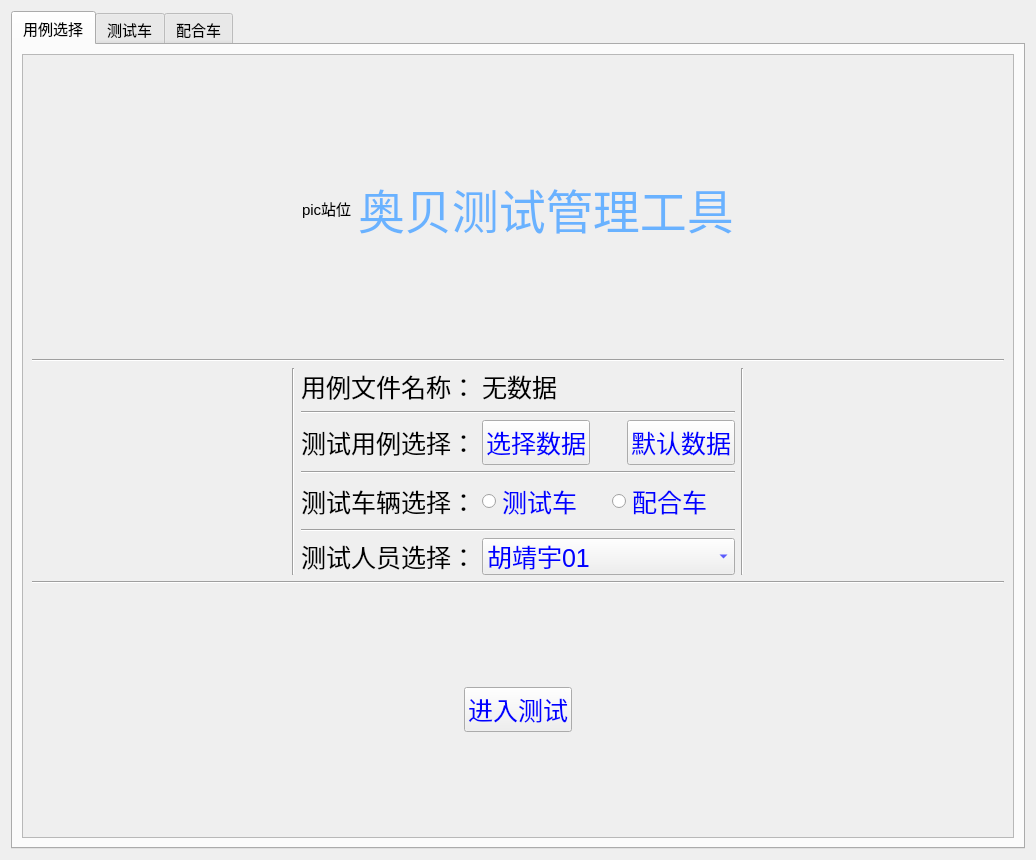
First picture: the form in modules/Test_UI/statics/test_ui.ui, repository wangbolun/data_analysis, before the edit.
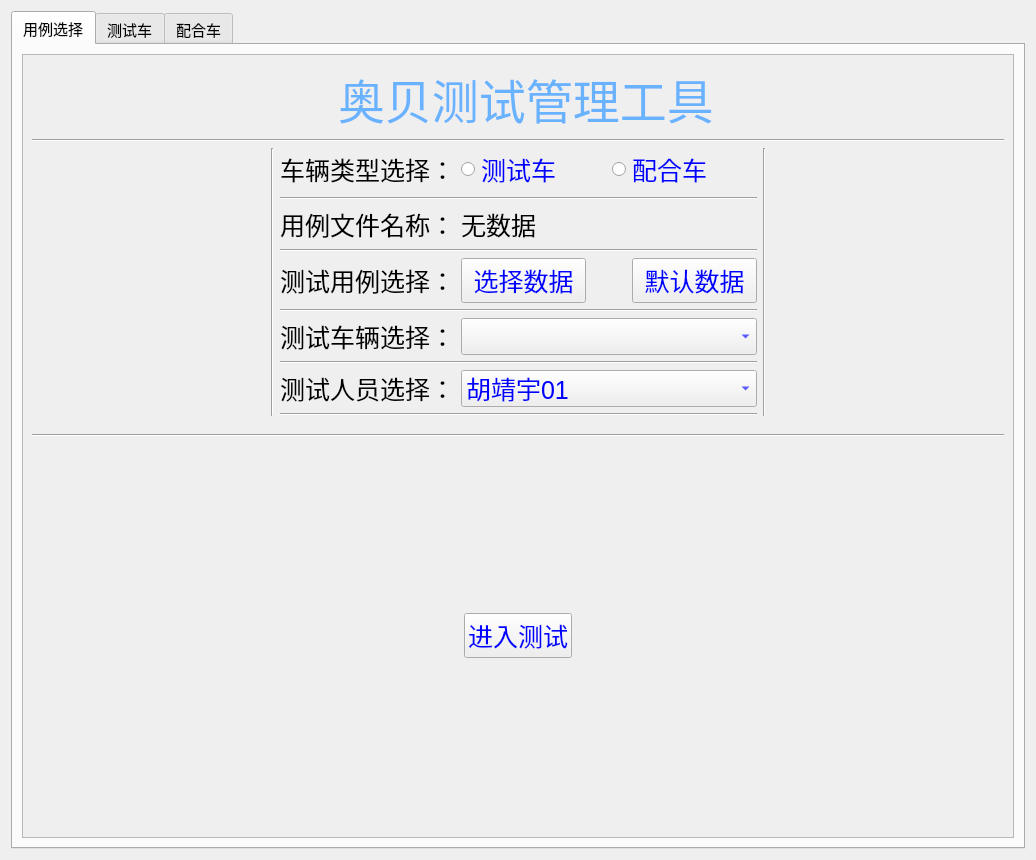
Second picture: the form after the edit. The open tabs and pages were chosen to show the change. Icons and pictures are not drawn.

Commit message: 1.增加支持配合车数据记录;2.增加车辆选择页面自动跳转;3.增加按钮限制等;4.修复路径有可能放置错误问题

```diff
--- a/modules/Test_UI/statics/test_ui.ui
+++ b/modules/Test_UI/statics/test_ui.ui
@@ -78,7 +78,7 @@
             <verstretch>0</verstretch>
            </sizepolicy>
           </property>
-          <layout class="QVBoxLayout" name="verticalLayout_21" stretch="3,0,2,0,1,2,1">
+          <layout class="QVBoxLayout" name="verticalLayout_23">
            <item>
             <layout class="QHBoxLayout" name="horizontalLayout_32" stretch="1,2,2,1">
              <item>
@@ -103,7 +103,7 @@
                 </sizepolicy>
                </property>
                <property name="text">
-                <string>pic站位</string>
+                <string/>
                </property>
                <property name="pixmap">
                 <pixmap>/home/wbl/2CAR/data_analysis/modules/control/LingK/Test_UI/statics/捕获.PNG</pixmap>
@@ -152,7 +152,7 @@
             </widget>
            </item>
            <item>
-            <layout class="QHBoxLayout" name="horizontalLayout_30" stretch="3,0,5,0,3">
+            <layout class="QHBoxLayout" name="horizontalLayout_39" stretch="2,0,4,0,2">
              <item>
               <spacer name="horizontalSpacer_13">
                <property name="orientation">
@@ -167,16 +167,84 @@
               </spacer>
              </item>
              <item>
-              <widget class="Line" name="line_13">
+              <widget class="Line" name="line_15">
                <property name="orientation">
                 <enum>Qt::Vertical</enum>
                </property>
               </widget>
              </item>
              <item>
-              <layout class="QFormLayout" name="formLayout">
-               <item row="0" column="0">
+              <layout class="QVBoxLayout" name="verticalLayout_21">
+               <item>
+                <layout class="QHBoxLayout" name="horizontalLayout_30">
+                 <item>
+                  <widget class="QLabel" name="label_70">
+                   <property name="sizePolicy">
+                    <sizepolicy hsizetype="Fixed" vsizetype="Preferred">
+                     <horstretch>0</horstretch>
+                     <verstretch>0</verstretch>
+                    </sizepolicy>
+                   </property>
+                   <property name="styleSheet">
+                    <string notr="true">#label_70{
+    font-size:25px;
+    color:rgb(0, 0, 0);
+}</string>
+                   </property>
+                   <property name="text">
+                    <string>车辆类型选择：</string>
+                   </property>
+                  </widget>
+                 </item>
+                 <item>
+                  <layout class="QHBoxLayout" name="horizontalLayout_59">
+                   <item>
+                    <widget class="QRadioButton" name="radioButton">
+                     <property name="styleSheet">
+                      <string notr="true">#radioButton{
+    font-size:25px;
+    color: rgb(0, 0, 255);
+}</string>
+                     </property>
+                     <property name="text">
+                      <string>测试车</string>
+                     </property>
+                    </widget>
+                   </item>
+                   <item>
+                    <widget class="QRadioButton" name="radioButton_2">
+                     <property name="styleSheet">
+                      <string notr="true">#radioButton_2{
+    font-size:25px;
+    color: rgb(0, 0, 255);
+}</string>
+                     </property>
+                     <property name="text">
+                      <string>配合车</string>
+                     </property>
+                    </widget>
+                   </item>
+                  </layout>
+                 </item>
+                </layout>
+               </item>
+               <item>
+                <widget class="Line" name="line_23">
+                 <property name="orientation">
+                  <enum>Qt::Horizontal</enum>
+                 </property>
+                </widget>
+               </item>
+               <item>
+                <layout class="QHBoxLayout" name="horizontalLayout_35">
+                 <item>
                 <widget class="QLabel" name="label_75">
+                   <property name="sizePolicy">
+                    <sizepolicy hsizetype="Fixed" vsizetype="Preferred">
+                     <horstretch>0</horstretch>
+                     <verstretch>0</verstretch>
+                    </sizepolicy>
+                   </property>
                  <property name="styleSheet">
                   <string notr="true">#label_75{
     font-size:25px;
@@ -188,7 +256,7 @@
                  </property>
                 </widget>
                </item>
-               <item row="0" column="1">
+                 <item>
                 <widget class="QLabel" name="label_72">
                  <property name="sizePolicy">
                   <sizepolicy hsizetype="Minimum" vsizetype="Fixed">
@@ -207,15 +275,25 @@
                  </property>
                 </widget>
                </item>
-               <item row="1" column="0" colspan="2">
-                <widget class="Line" name="line_16">
+                </layout>
+               </item>
+               <item>
+                <widget class="Line" name="line_22">
                  <property name="orientation">
                   <enum>Qt::Horizontal</enum>
                  </property>
                 </widget>
                </item>
-               <item row="2" column="0">
+               <item>
+                <layout class="QHBoxLayout" name="horizontalLayout_36" stretch="2,0">
+                 <item>
                 <widget class="QLabel" name="label_69">
+                   <property name="sizePolicy">
+                    <sizepolicy hsizetype="Fixed" vsizetype="Preferred">
+                     <horstretch>0</horstretch>
+                     <verstretch>0</verstretch>
+                    </sizepolicy>
+                   </property>
                  <property name="font">
                   <font>
                    <family>微软雅黑</family>
@@ -236,10 +314,16 @@
                  </property>
                 </widget>
                </item>
-               <item row="2" column="1">
-                <layout class="QHBoxLayout" name="horizontalLayout_29" stretch="5,2,5">
+                 <item>
+                  <layout class="QHBoxLayout" name="horizontalLayout_29" stretch="2,0,2">
                  <item>
                   <widget class="QPushButton" name="pushButton_5">
+                     <property name="sizePolicy">
+                      <sizepolicy hsizetype="Preferred" vsizetype="Preferred">
+                       <horstretch>0</horstretch>
+                       <verstretch>0</verstretch>
+                      </sizepolicy>
+                     </property>
                    <property name="styleSheet">
                     <string notr="true">#pushButton_5{
     font-size:25px;
@@ -266,6 +350,12 @@
                  </item>
                  <item>
                   <widget class="QPushButton" name="pushButton_21">
+                     <property name="sizePolicy">
+                      <sizepolicy hsizetype="Preferred" vsizetype="Preferred">
+                       <horstretch>0</horstretch>
+                       <verstretch>0</verstretch>
+                      </sizepolicy>
+                     </property>
                    <property name="styleSheet">
                     <string notr="true">#pushButton_21{
     font-size:25px;
@@ -279,17 +369,27 @@
                  </item>
                 </layout>
                </item>
-               <item row="3" column="0" colspan="2">
-                <widget class="Line" name="line_15">
+                </layout>
+               </item>
+               <item>
+                <widget class="Line" name="line_21">
                  <property name="orientation">
                   <enum>Qt::Horizontal</enum>
                  </property>
                 </widget>
                </item>
-               <item row="4" column="0">
-                <widget class="QLabel" name="label_70">
+               <item>
+                <layout class="QHBoxLayout" name="horizontalLayout_37">
+                 <item>
+                  <widget class="QLabel" name="label_76">
+                   <property name="sizePolicy">
+                    <sizepolicy hsizetype="Fixed" vsizetype="Preferred">
+                     <horstretch>0</horstretch>
+                     <verstretch>0</verstretch>
+                    </sizepolicy>
+                   </property>
                  <property name="styleSheet">
-                  <string notr="true">#label_70{
+                    <string notr="true">#label_76{
     font-size:25px;
     color:rgb(0, 0, 0);
 }</string>
@@ -299,45 +399,35 @@
                  </property>
                 </widget>
                </item>
-               <item row="4" column="1">
-                <layout class="QHBoxLayout" name="horizontalLayout_59">
                  <item>
-                  <widget class="QRadioButton" name="radioButton">
+                  <widget class="QComboBox" name="comboBox_2">
                    <property name="styleSheet">
-                    <string notr="true">#radioButton{
+                    <string notr="true">#comboBox_2{
     font-size:25px;
     color: rgb(0, 0, 255);
 }</string>
-                   </property>
-                   <property name="text">
-                    <string>测试车</string>
-                   </property>
-                  </widget>
-                 </item>
-                 <item>
-                  <widget class="QRadioButton" name="radioButton_2">
-                   <property name="styleSheet">
-                    <string notr="true">#radioButton_2{
-    font-size:25px;
-    color: rgb(0, 0, 255);
-}</string>
-                   </property>
-                   <property name="text">
-                    <string>配合车</string>
                    </property>
                   </widget>
                  </item>
                 </layout>
                </item>
-               <item row="5" column="0" colspan="2">
+               <item>
                 <widget class="Line" name="line_17">
                  <property name="orientation">
                   <enum>Qt::Horizontal</enum>
                  </property>
                 </widget>
                </item>
-               <item row="6" column="0">
+               <item>
+                <layout class="QHBoxLayout" name="horizontalLayout_38">
+                 <item>
                 <widget class="QLabel" name="label_71">
+                   <property name="sizePolicy">
+                    <sizepolicy hsizetype="Fixed" vsizetype="Preferred">
+                     <horstretch>0</horstretch>
+                     <verstretch>0</verstretch>
+                    </sizepolicy>
+                   </property>
                  <property name="styleSheet">
                   <string notr="true">#label_71{
     font-size:25px;
@@ -349,7 +439,7 @@
                  </property>
                 </widget>
                </item>
-               <item row="6" column="1">
+                 <item>
                 <widget class="QComboBox" name="comboBox_5">
                  <property name="styleSheet">
                   <string notr="true">#comboBox_5{
@@ -407,7 +497,16 @@
               </layout>
              </item>
              <item>
-              <widget class="Line" name="line_14">
+                <widget class="Line" name="line_20">
+                 <property name="orientation">
+                  <enum>Qt::Horizontal</enum>
+                 </property>
+                </widget>
+               </item>
+              </layout>
+             </item>
+             <item>
+              <widget class="Line" name="line_16">
                <property name="orientation">
                 <enum>Qt::Vertical</enum>
                </property>
@@ -428,6 +527,20 @@
              </item>
             </layout>
            </item>
+           <item>
+            <widget class="Line" name="line_13">
+             <property name="orientation">
+              <enum>Qt::Vertical</enum>
+             </property>
+            </widget>
+           </item>
+           <item>
+            <widget class="Line" name="line_14">
+             <property name="orientation">
+              <enum>Qt::Vertical</enum>
+             </property>
+            </widget>
+           </item>
            <item>
             <widget class="Line" name="line_18">
              <property name="orientation">
@@ -542,25 +655,6 @@
            </property>
           </spacer>
          </item>
-         <item>
-          <widget class="QComboBox" name="comboBox_2">
-           <item>
-            <property name="text">
-             <string>LingK03_1号车</string>
-            </property>
-           </item>
-           <item>
-            <property name="text">
-             <string>Ling K03_2号车</string>
-            </property>
-           </item>
-           <item>
-            <property name="text">
-             <string>LingK03_3号车</string>
-            </property>
-           </item>
-          </widget>
-         </item>
         </layout>
        </item>
        <item>
```
Left out of the diff: 47 changed lines with no effect on the pictures. Lines whose indentation alone changed are shown as unchanged. The commit also changes 2 other files.
